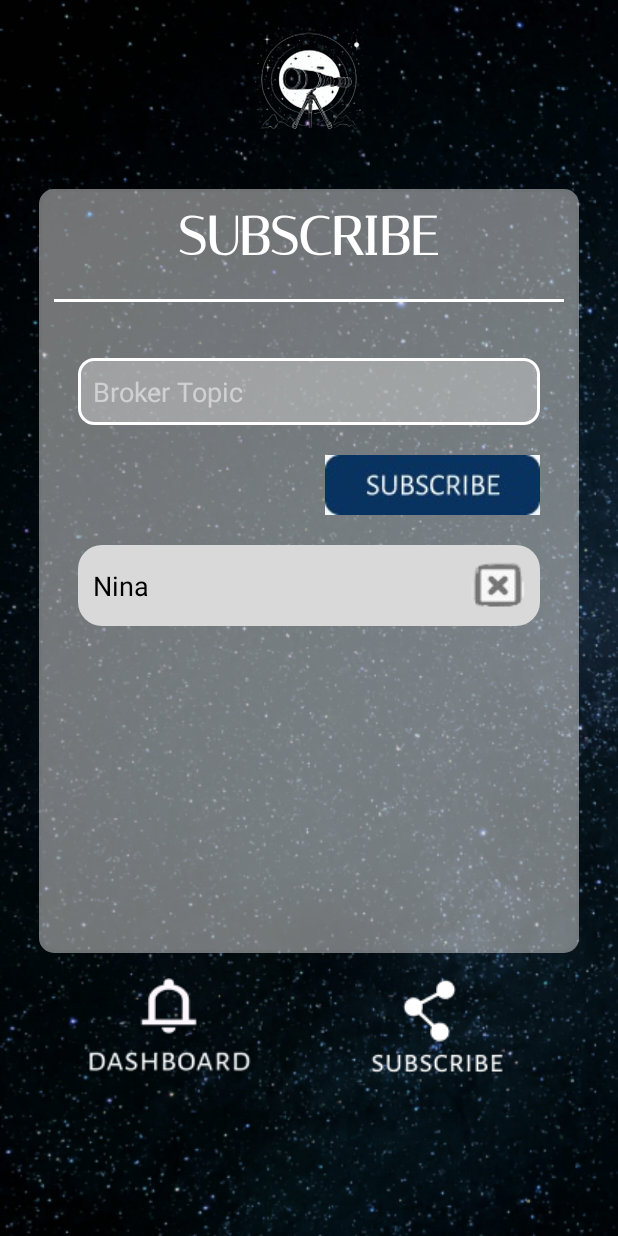
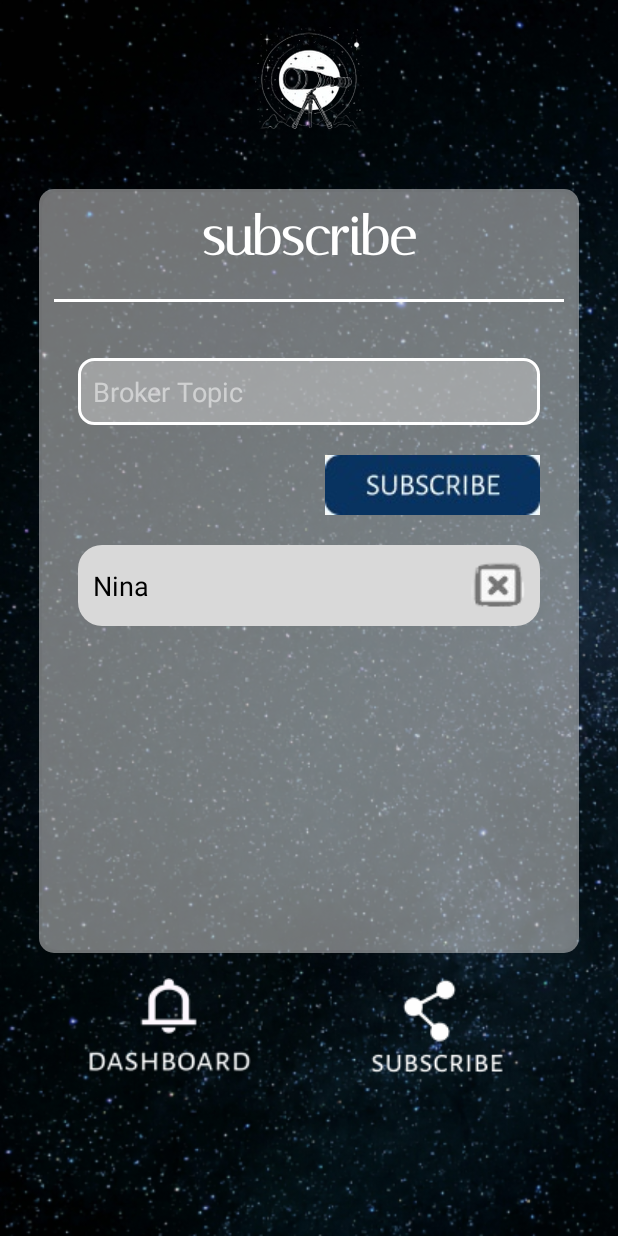
Before and after one commit to martinabruni/SkyAlertV2, an Android app: the layout activity_subscribe.xml on its own in the app's theme, with its tools: preview values and no code run, on a phone screen of 412 x 824 dp. Run offline under Robolectric (Android 15) with nearby library versions, the phone set to English and light mode, and no system bars.

Commit message:
fix merge - Daniela

```diff
--- a/app/src/main/res/layout/activity_subscribe.xml
+++ b/app/src/main/res/layout/activity_subscribe.xml
@@ -33,7 +33,7 @@
             android:layout_gravity="center"
             android:layout_marginBottom="20dp"
             android:fontFamily="@font/italiana"
-            android:text="@string/app_subscribe"
+            android:text="@string/subscribe"
             android:textColor="@android:color/white"
             android:textSize="36sp"
             android:textStyle="bold" />
--- a/app/src/main/res/values/colors.xml
+++ b/app/src/main/res/values/colors.xml
@@ -2,5 +2,6 @@
 <resources>
     <color name="black">#FF000000</color>
     <color name="white">#FFFFFFFF</color>
+    <color name="my_light_primary">#FFFFFFFF</color>
     <color name="grey">#B0B0B0</color>
 </resources>
```
